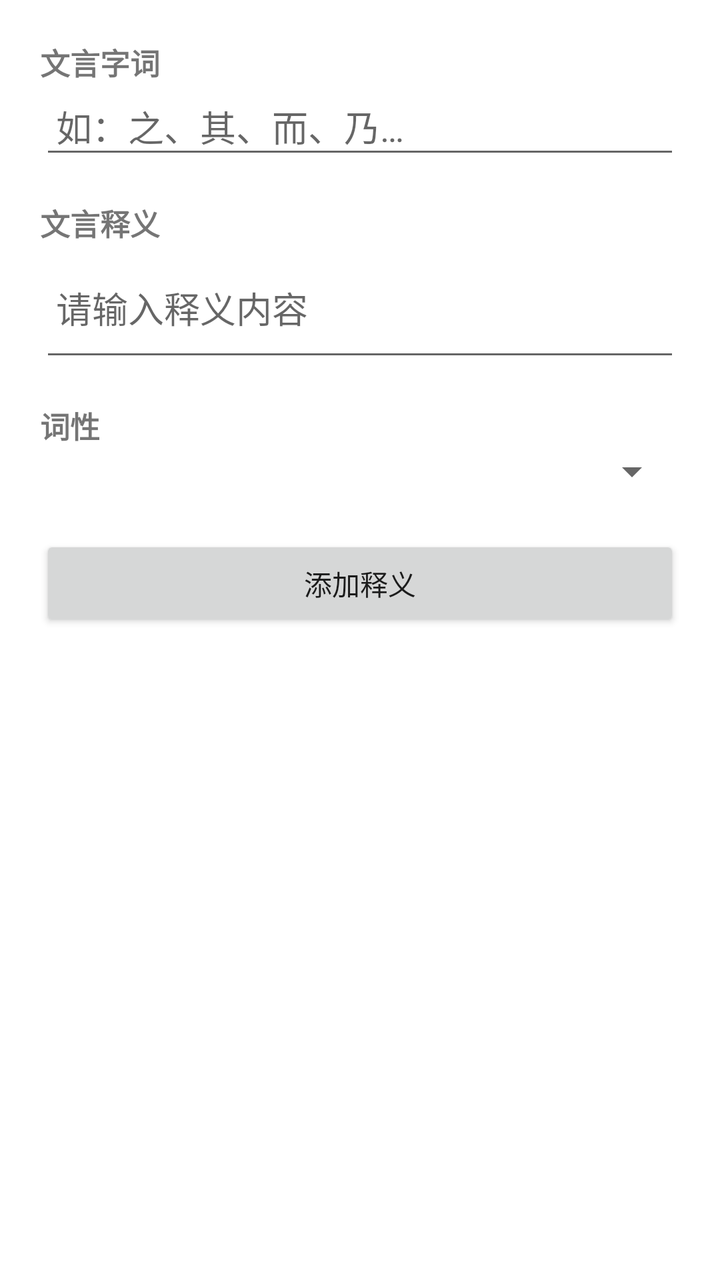
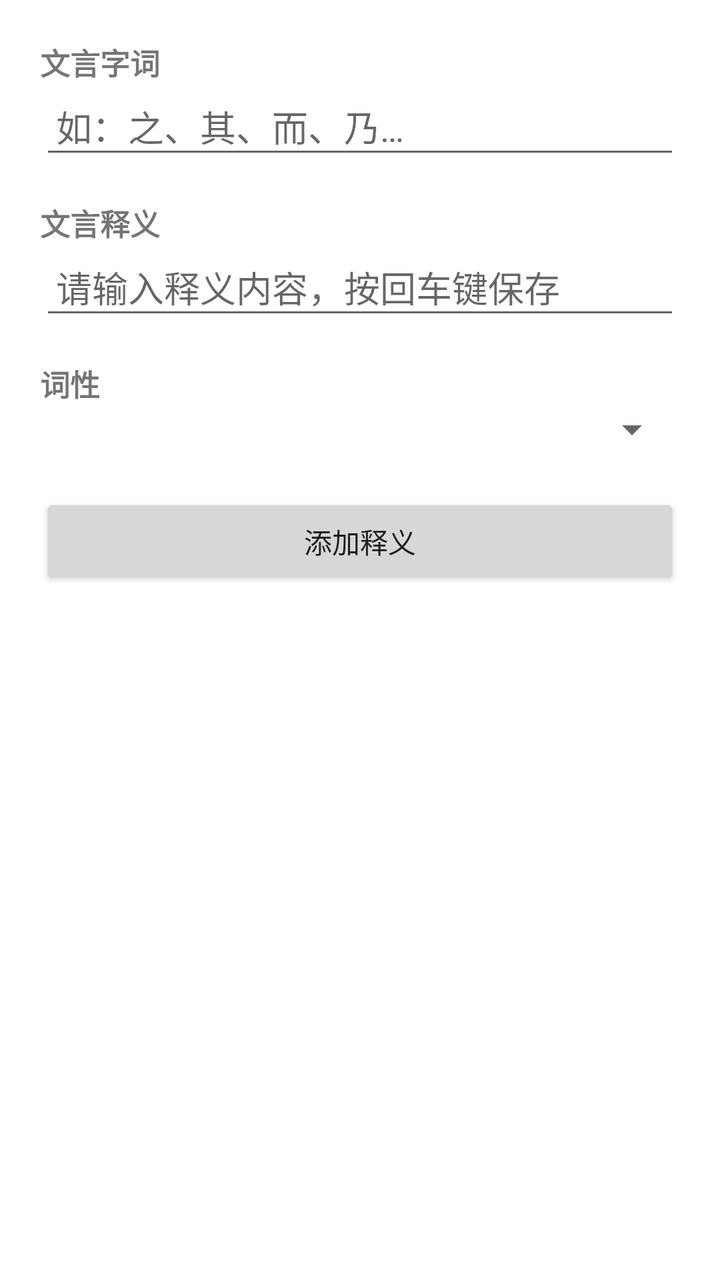

An Android layout rendered at two revisions. The XML below is the earlier revision; the diff shows what the commit changed to produce the second picture.
<!-- AndroidManifest.xml: application theme Theme.WenYan -->
<!-- res/layout/fragment_input.xml -->
<?xml version="1.0" encoding="utf-8"?>
<ScrollView xmlns:android="http://schemas.android.com/apk/res/android"
    android:layout_width="match_parent"
    android:layout_height="match_parent">

    <LinearLayout
        android:layout_width="match_parent"
        android:layout_height="wrap_content"
        android:orientation="vertical"
        android:padding="20dp">

        <TextView
            android:layout_width="wrap_content"
            android:layout_height="wrap_content"
            android:text="文言字词"
            android:textSize="15sp"
            android:textStyle="bold" />

        <EditText
            android:id="@+id/etWord"
            android:layout_width="match_parent"
            android:layout_height="wrap_content"
            android:hint="如：之、其、而、乃…"
            android:inputType="text"
            android:padding="8dp" />

        <TextView
            android:layout_width="wrap_content"
            android:layout_height="wrap_content"
            android:layout_marginTop="16dp"
            android:text="文言释义"
            android:textSize="15sp"
            android:textStyle="bold" />

        <EditText
            android:id="@+id/etDef"
            android:layout_width="match_parent"
            android:layout_height="wrap_content"
            android:hint="请输入释义内容"
            android:inputType="textMultiLine"
            android:minLines="2"
            android:padding="8dp" />

        <TextView
            android:layout_width="wrap_content"
            android:layout_height="wrap_content"
            android:layout_marginTop="16dp"
            android:text="词性"
            android:textSize="15sp"
            android:textStyle="bold" />

        <Spinner
            android:id="@+id/spPos"
            android:layout_width="match_parent"
            android:layout_height="wrap_content" />

        <Button
            android:id="@+id/btnAdd"
            android:layout_width="match_parent"
            android:layout_height="wrap_content"
            android:layout_marginTop="20dp"
            android:text="添加释义" />

        <TextView
            android:id="@+id/tvStatus"
            android:layout_width="match_parent"
            android:layout_height="wrap_content"
            android:layout_marginTop="12dp"
            android:textColor="#4CAF50"
            android:textSize="14sp" />
    </LinearLayout>
</ScrollView>
<!-- resources referenced by this layout -->
<resources>
  <style name="Theme.WenYan" parent="Theme.MaterialComponents.Light.NoActionBar" />
</resources>

<!-- the commit's change to res/layout/fragment_input.xml (unified diff, before → after) -->
@@ -36,9 +36,10 @@
             android:id="@+id/etDef"
             android:layout_width="match_parent"
             android:layout_height="wrap_content"
-            android:hint="请输入释义内容"
-            android:inputType="textMultiLine"
-            android:minLines="2"
+            android:hint="请输入释义内容，按回车键保存"
+            android:imeOptions="actionDone"
+            android:inputType="text"
+            android:maxLines="1"
             android:padding="8dp" />
 
         <TextView
